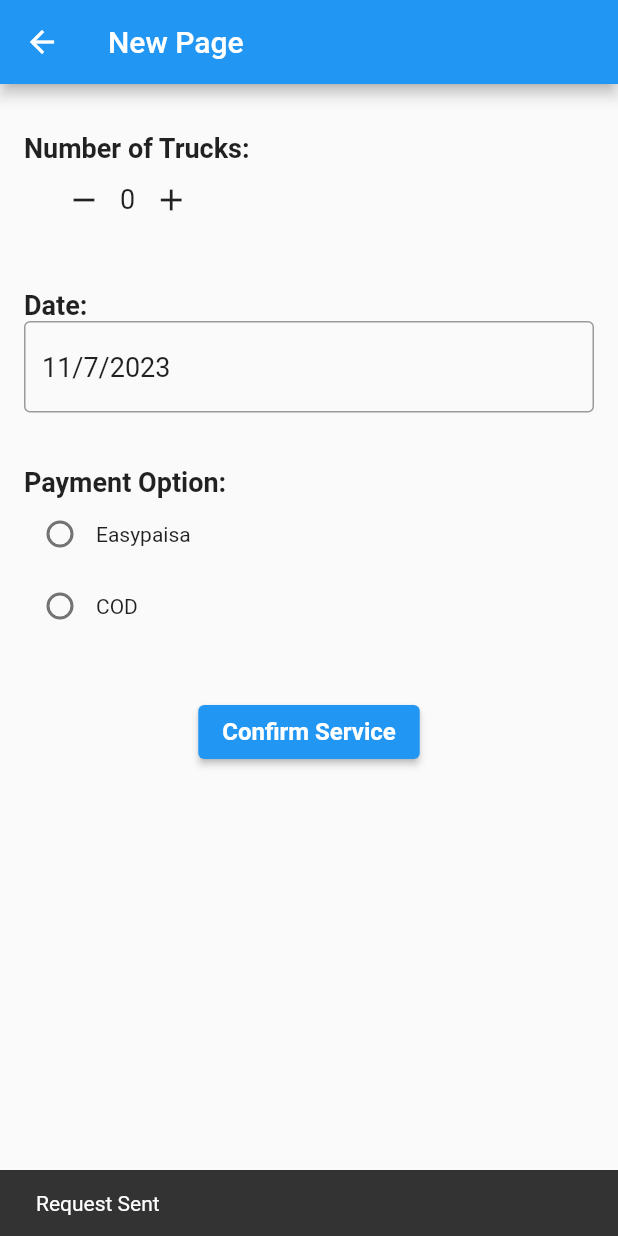
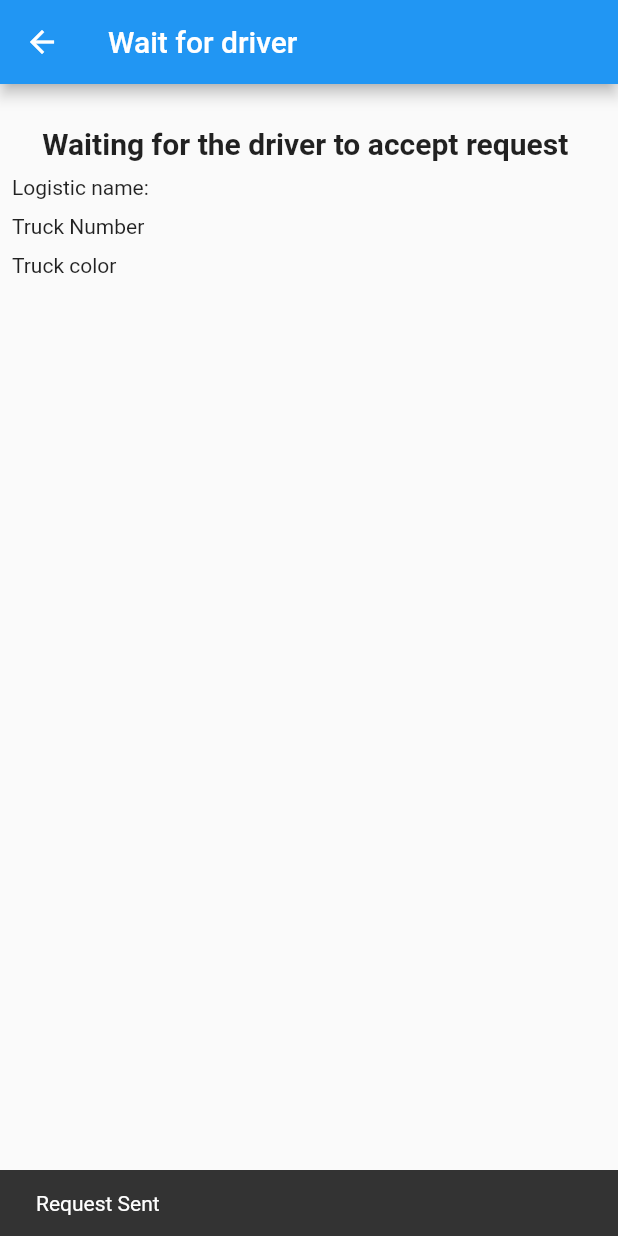
Before and after one commit to asimmujahid/rider_app-3, a Flutter app: the NoTrucks screen opened directly, after a tap on "Confirm Service", on a phone screen of 412 x 824 dp. Run offline on Flutter 3.47's test engine with Material 2 defaults, Android fonts, the phone set to English and light mode, and no system bars; our stand-ins replace cloud_firestore, firebase_auth, firebase_core, firebase_database, fluttertoast, geolocator and 1 more; accounts and stored records are empty.

Commit message:
Payload12345

```diff
--- a/lib/Enter_Truck.dart
+++ b/lib/Enter_Truck.dart
@@ -31,6 +31,7 @@ class _TruckPageState extends State<TruckPage> {
         padding: EdgeInsets.all(25.0),
         child: Form(
           key: formKey,
+          child: SingleChildScrollView(
             child: Column(
               crossAxisAlignment: CrossAxisAlignment.start,
               children: <Widget>[
@@ -151,6 +152,7 @@ class _TruckPageState extends State<TruckPage> {
             ),
           ),
         ),
+      ),
     );
   }
 
--- a/lib/Enter_no_of_truck.dart
+++ b/lib/Enter_no_of_truck.dart
@@ -1,12 +1,16 @@
 import 'package:cloud_firestore/cloud_firestore.dart';
 import 'package:flutter/material.dart';
+import 'package:rider_app/Wait_for_driver_accept.dart';
 import 'package:rider_app/companies.dart';
 import 'constants.dart';
 import 'models/add_item_model.dart';
 
 class NoTrucks extends StatefulWidget {
   @override
+
+
   _NoTrucksState createState() => _NoTrucksState();
+
 }
 
 class _NoTrucksState extends State<NoTrucks> {
@@ -51,6 +55,8 @@ class _NoTrucksState extends State<NoTrucks> {
     print('Number of Trucks: $numberOfTrucks');
     print('Selected Date: $selectedDate');
     print('Payment Option: $paymentOption');
+    Navigator.push(context, MaterialPageRoute(builder: (c) => driver_accept(
+    )));
 
     final item = AddItemModel(
       pickup_location: Constants.pickup_location,
@@ -142,16 +148,16 @@ class _NoTrucksState extends State<NoTrucks> {
             ),
             Row(
               children: [
-                Radio<String>(
-                  value: 'Easypaisa',
-                  groupValue: paymentOption,
-                  onChanged: (value) {
-                    setState(() {
-                      paymentOption = value!;
-                    });
-                  },
-                ),
-                Text('Easypaisa'),
+                // Radio<String>(
+                //   value: 'Easypaisa',
+                //   groupValue: paymentOption,
+                //   onChanged: (value) {
+                //     setState(() {
+                //       paymentOption = value!;
+                //     });
+                //   },
+                // ),
+                // Text('Easypaisa'),
               ],
             ),
             Row(
--- /dev/null
+++ b/lib/Wait_for_driver_accept.dart
@@ -0,0 +1,153 @@
+import 'package:flutter/material.dart';
+
+class driver_accept extends StatefulWidget {
+  const driver_accept({super.key});
+
+  @override
+  State<driver_accept> createState() => _driver_acceptState();
+}
+
+class _driver_acceptState extends State<driver_accept> {
+  @override
+  Widget build(BuildContext context) {
+    return Scaffold(
+      appBar: AppBar(
+        title: Text("Wait for driver"),
+      ),
+      body: Padding(
+        padding: const EdgeInsets.all(8.0),
+        child: const Center(
+          child: Column(
+            children: [
+              SizedBox(
+                height: 20,
+              ),
+              Text("Waiting for the driver to accept request ",
+                  style: TextStyle(fontSize: 20, fontWeight: FontWeight.bold)),
+                  SizedBox(height: 10,),
+              Row(
+                children: [
+                  Text('Logistic name: '),
+                ],
+              ),
+              SizedBox(height: 10,),
+              Row(
+                children: [
+                  Text('Truck Number '),
+                ],
+              ),
+              SizedBox(height: 10,),
+              Row(
+                children: [
+                  Text('Truck color '),
+                ],
+              ),
+            ],
+          ),
+        ),
+      ),
+    );
+  }
+}
+
+// import 'package:flutter/material.dart';
+
+// class AcceptRequestPage extends StatelessWidget {
+//   final String requestDetails;
+
+//   AcceptRequestPage({required this.requestDetails});
+
+//   @override
+//   Widget build(BuildContext context) {
+//     return Scaffold(
+//       appBar: AppBar(
+//         title: Text('Accept Request'),
+//       ),
+//       body: Center(
+//         child: Column(
+//           mainAxisAlignment: MainAxisAlignment.center,
+//           children: [
+//             Text(
+//               'Request Details:',
+//               style: TextStyle(fontSize: 20, fontWeight: FontWeight.bold),
+//             ),
+//             SizedBox(height: 10),
+//             Text(
+//               requestDetails,
+//               style: TextStyle(fontSize: 18),
+//             ),
+//             SizedBox(height: 20),
+//             ElevatedButton(
+//               onPressed: () {
+//                 // Perform actions when accepting the request
+//                 // For example, navigate to a confirmation page
+//                 Navigator.push(
+//                   context,
+//                   MaterialPageRoute(builder: (context) => ConfirmationPage()),
+//                 );
+//               },
+//               child: Text('Accept'),
+//             ),
+//           ],
+//         ),
+//       ),
+//     );
+//   }
+// }
+
+// class ConfirmationPage extends StatelessWidget {
+//   @override
+//   Widget build(BuildContext context) {
+//     return Scaffold(
+//       appBar: AppBar(
+//         title: Text('Confirmation'),
+//       ),
+//       body: Center(
+//         child: Text(
+//           'Request accepted!',
+//           style: TextStyle(fontSize: 24),
+//         ),
+//       ),
+//     );
+//   }
+// }
+
+
+// import 'package:flutter/material.dart';
+
+// class AcceptRequestPage extends StatelessWidget {
+//   final String requestDetails;
+//   final Function() onAccept;
+
+//   AcceptRequestPage({required this.requestDetails, required this.onAccept});
+
+//   @override
+//   Widget build(BuildContext context) {
+//     return Scaffold(
+//       appBar: AppBar(
+//         title: Text('Accept Request'),
+//       ),
+//       body: Center(
+//         child: Column(
+//           mainAxisAlignment: MainAxisAlignment.center,
+//           children: [
+//             Text(
+//               'Request Details:',
+//               style: TextStyle(fontSize: 20, fontWeight: FontWeight.bold),
+//             ),
+//             SizedBox(height: 10),
+//             Text(
+//               requestDetails,
+//               style: TextStyle(fontSize: 18),
+//             ),
+//             SizedBox(height: 20),
+//             ElevatedButton(
+//               onPressed: onAccept,
+//               child: Text('Accept'),
+//             ),
+//           ],
+//         ),
+//       ),
+//     );
+//   }
+// }
```
Also changed, not shown: 1 other file. Lines whose indentation alone changed are shown as unchanged.
